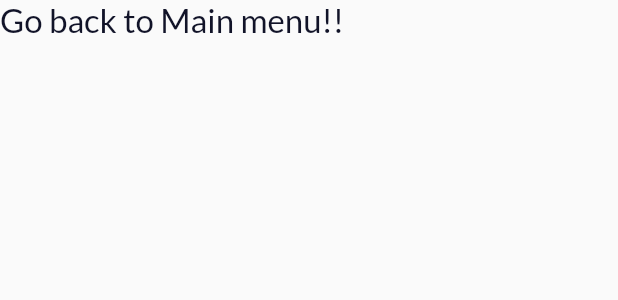
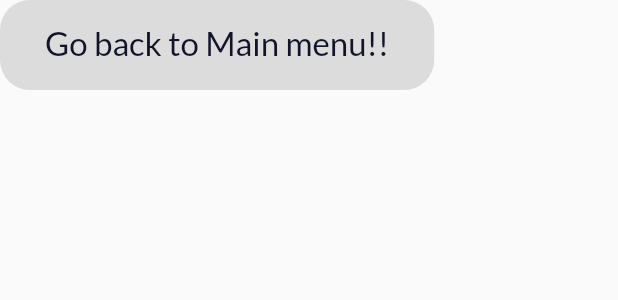
Before and after one commit to Jbhaliyan/AnimationDemo, a Flutter app: what goBackButton() shows on an empty page, opened directly, on a phone screen of 412 x 824 dp. Shown: the top 300 px of the screen. Run offline on Flutter 3.47's test engine with Material 2 defaults, Android fonts, the phone set to English and light mode, and no system bars; our stand-ins replace animated_text_kit, google_fonts.

```diff
--- a/lib/sizeanime/sizeAnime.dart
+++ b/lib/sizeanime/sizeAnime.dart
@@ -35,7 +35,6 @@ class _SizeAnimationState extends State<SizeAnimation>
             child: FlutterLogo(size: 200),
           ),
         ),
-        // textButton("Animate Size"),
         box(20),
         goBackButton(context)
       ]),
--- a/lib/utilities/widget.dart
+++ b/lib/utilities/widget.dart
@@ -28,8 +28,8 @@ Widget textButton(@required String text) {
   return Container(
     padding: EdgeInsets.symmetric(horizontal: 30, vertical: 15),
     decoration: BoxDecoration(
-      borderRadius: BorderRadius.circular(22),
-      color: Colors.white30,
+      borderRadius: BorderRadius.circular(20),
+      color: Colors.black12,
     ),
     child: Text(
       text,
@@ -45,10 +45,18 @@ Widget goBackButton(BuildContext context) {
     onTap: () {
       Navigator.pop(context);
     },
-    child: Text(
-      'Go back to Main menu!!',
-      style: GoogleFonts.lato(
-        textStyle: kContainerButtonTextStyle,
+    child: Container(
+      height: 60,
+      padding: EdgeInsets.symmetric(horizontal: 30, vertical: 15),
+      decoration: BoxDecoration(
+        borderRadius: BorderRadius.circular(20),
+        color: Colors.black12,
+      ),
+      child: Text(
+        'Go back to Main menu!!',
+        style: GoogleFonts.lato(
+          textStyle: kContainerButtonTextStyle,
+        ),
       ),
     ),
   );
```
Also changed, not shown: lib/animationtext/animationtext.dart (+5 -8 lines), lib/containeranime/animatedcontainer.dart (+5 -10 lines), lib/fadeanime/animatedopacity.dart (+4 -6 lines), pubspec.lock.
